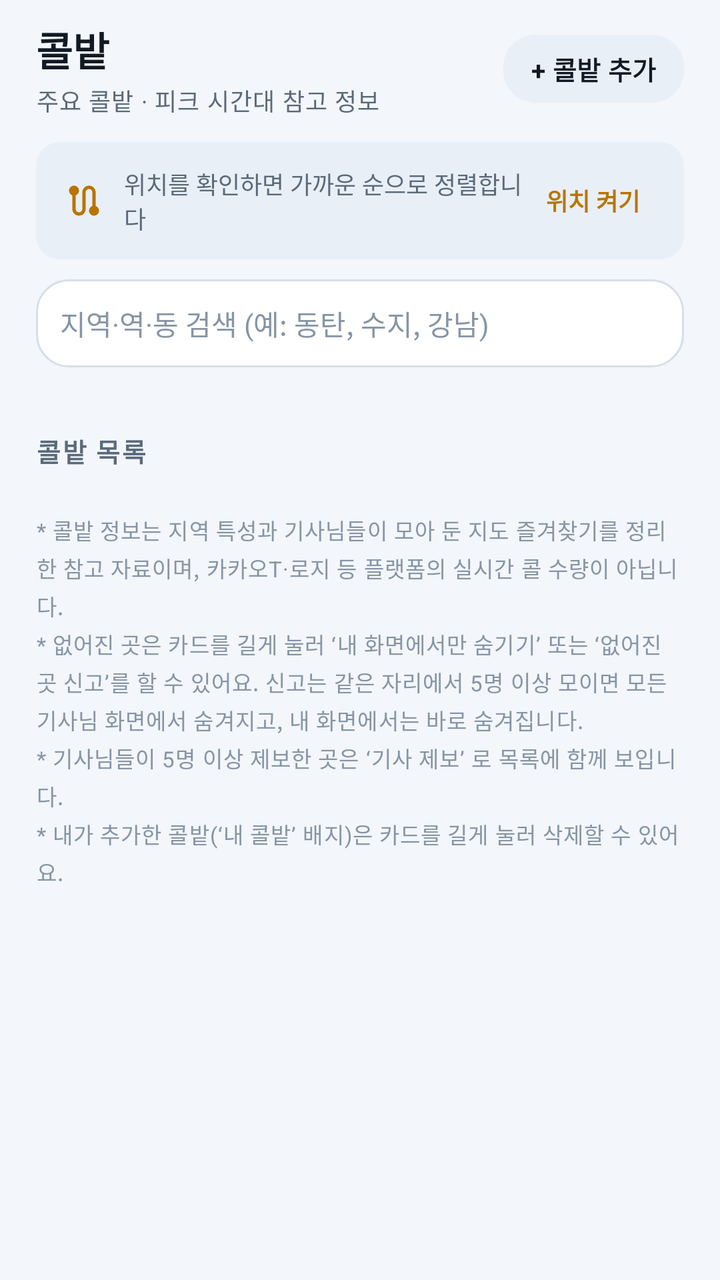
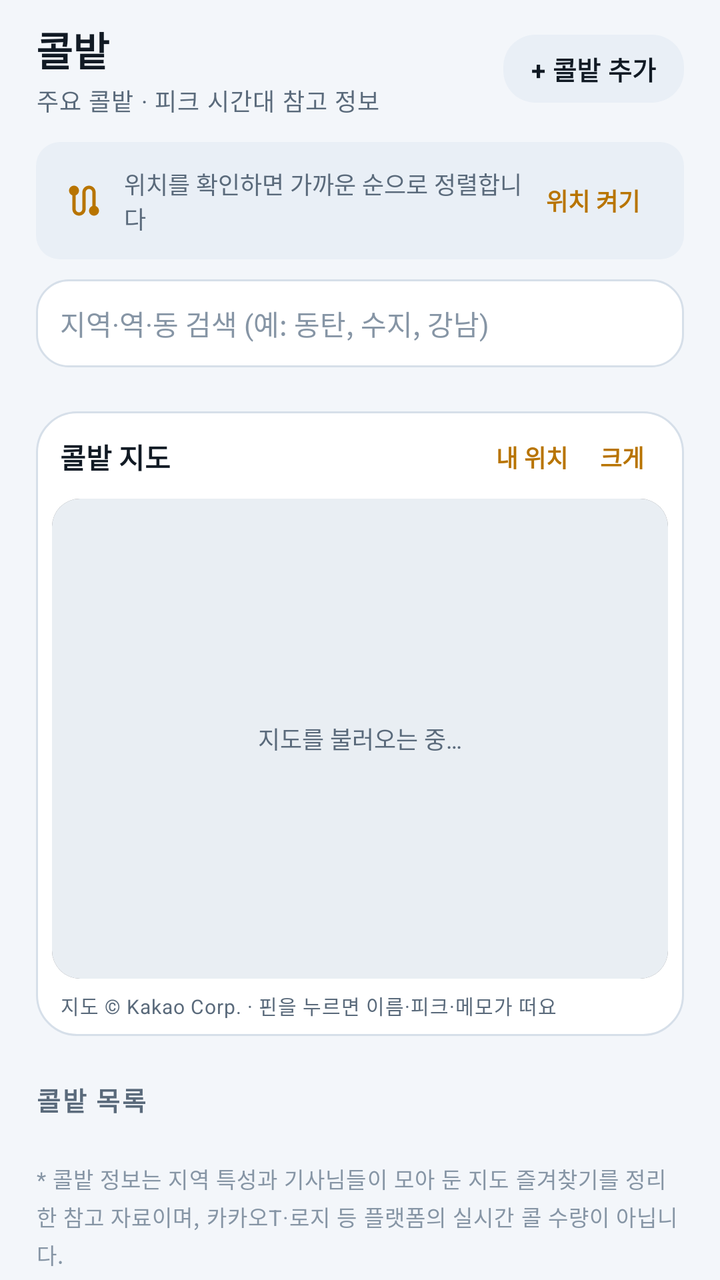

Two renders of the same Android screen: before a commit and after it. Below are the layout's source before the change and the commit's diff.
<!-- AndroidManifest.xml: application theme Theme.DaeriLedger -->
<!-- res/layout/screen_spots.xml -->
<?xml version="1.0" encoding="utf-8"?>
<FrameLayout xmlns:android="http://schemas.android.com/apk/res/android"
    xmlns:app="http://schemas.android.com/apk/res-auto"
    android:layout_width="match_parent"
    android:layout_height="match_parent">

    <androidx.core.widget.NestedScrollView
        android:id="@+id/spotsScroll"
        android:layout_width="match_parent"
        android:layout_height="match_parent"
        android:clipToPadding="false"
        android:fillViewport="true"
        android:scrollbars="none">

        <LinearLayout
            android:id="@+id/spotsColumn"
            android:layout_width="match_parent"
            android:layout_height="wrap_content"
            android:focusableInTouchMode="true"
            android:orientation="vertical"
            android:paddingBottom="28dp">

            <LinearLayout
                android:layout_width="match_parent"
                android:layout_height="wrap_content"
                android:gravity="center_vertical"
                android:orientation="horizontal"
                android:paddingHorizontal="18dp"
                android:paddingTop="10dp">

                <LinearLayout
                    android:layout_width="0dp"
                    android:layout_height="wrap_content"
                    android:layout_weight="1"
                    android:orientation="vertical">

                    <TextView
                        style="@style/Text.Daeri.Title"
                        android:layout_width="wrap_content"
                        android:layout_height="wrap_content"
                        android:text="콜밭" />

                    <TextView
                        android:id="@+id/spotsSubtitle"
                        style="@style/Text.Daeri.Label"
                        android:layout_width="wrap_content"
                        android:layout_height="wrap_content"
                        android:layout_marginTop="2dp"
                        android:text="주요 콜밭 · 피크 시간대 참고 정보" />
                </LinearLayout>

                
                <com.google.android.material.button.MaterialButton
                    android:id="@+id/addSpotButton"
                    style="@style/Widget.Daeri.Button.Tonal"
                    android:layout_width="wrap_content"
                    android:layout_height="42dp"
                    android:minHeight="42dp"
                    android:paddingHorizontal="14dp"
                    android:text="+ 콜밭 추가"
                    android:textSize="13sp" />
            </LinearLayout>

            
            <LinearLayout
                android:id="@+id/locationCard"
                android:layout_width="match_parent"
                android:layout_height="wrap_content"
                android:layout_marginHorizontal="18dp"
                android:layout_marginTop="12dp"
                android:background="@drawable/bg_chip_soft"
                android:gravity="center_vertical"
                android:orientation="horizontal"
                android:paddingHorizontal="14dp"
                android:paddingVertical="12dp">

                <ImageView
                    android:layout_width="20dp"
                    android:layout_height="20dp"
                    android:contentDescription="@null"
                    android:src="@drawable/ic_route"
                    app:tint="@color/accent" />

                <TextView
                    android:id="@+id/locationText"
                    android:layout_width="0dp"
                    android:layout_height="wrap_content"
                    android:layout_marginStart="10dp"
                    android:layout_weight="1"
                    android:text="위치를 확인하면 가까운 순으로 정렬합니다"
                    android:textColor="@color/text_secondary"
                    android:textSize="12sp" />

                <TextView
                    android:id="@+id/locationAction"
                    android:layout_width="wrap_content"
                    android:layout_height="wrap_content"
                    android:background="?attr/selectableItemBackground"
                    android:paddingHorizontal="8dp"
                    android:paddingVertical="6dp"
                    android:text="위치 켜기"
                    android:textColor="@color/accent"
                    android:textSize="12sp"
                    android:textStyle="bold" />
            </LinearLayout>

            
            <LinearLayout
                android:layout_width="match_parent"
                android:layout_height="wrap_content"
                android:layout_marginHorizontal="18dp"
                android:layout_marginTop="10dp"
                android:background="@drawable/bg_amount_field"
                android:gravity="center_vertical"
                android:orientation="horizontal"
                android:paddingHorizontal="12dp">

                <EditText
                    android:id="@+id/spotSearch"
                    android:layout_width="0dp"
                    android:layout_height="44dp"
                    android:layout_weight="1"
                    android:background="@null"
                    android:hint="지역·역·동 검색 (예: 동탄, 수지, 강남)"
                    android:imeOptions="actionSearch"
                    android:importantForAutofill="no"
                    android:inputType="text"
                    android:maxLength="24"
                    android:paddingVertical="0dp"
                    android:singleLine="true"
                    android:textColor="@color/text_primary"
                    android:textColorHint="@color/text_tertiary"
                    android:textSize="14sp" />

                <ImageView
                    android:id="@+id/spotSearchClear"
                    android:layout_width="28dp"
                    android:layout_height="28dp"
                    android:background="?attr/selectableItemBackgroundBorderless"
                    android:contentDescription="검색어 지우기"
                    android:padding="6dp"
                    android:src="@drawable/ic_close"
                    android:visibility="gone"
                    app:tint="@color/text_tertiary" />
            </LinearLayout>

            
            <HorizontalScrollView
                android:layout_width="match_parent"
                android:layout_height="wrap_content"
                android:layout_marginTop="10dp"
                android:clipToPadding="false"
                android:paddingHorizontal="18dp"
                android:scrollbars="none">

                <com.google.android.material.chip.ChipGroup
                    android:id="@+id/regionChips"
                    android:layout_width="wrap_content"
                    android:layout_height="wrap_content"
                    app:chipSpacingHorizontal="8dp"
                    app:singleLine="true"
                    app:singleSelection="true" />
            </HorizontalScrollView>

            
            <TextView
                android:id="@+id/hiddenInfo"
                android:layout_width="wrap_content"
                android:layout_height="wrap_content"
                android:layout_marginHorizontal="18dp"
                android:layout_marginTop="8dp"
                android:background="?attr/selectableItemBackgroundBorderless"
                android:paddingVertical="4dp"
                android:text="숨긴 콜밭 0곳 · 되돌리기"
                android:textColor="@color/text_tertiary"
                android:textSize="11sp"
                android:visibility="gone" />

            
            <LinearLayout
                android:layout_width="match_parent"
                android:layout_height="wrap_content"
                android:gravity="center_vertical"
                android:orientation="horizontal"
                android:paddingHorizontal="18dp"
                android:paddingTop="22dp"
                android:paddingBottom="4dp">

                <TextView
                    style="@style/Text.Daeri.Section"
                    android:layout_width="0dp"
                    android:layout_height="wrap_content"
                    android:layout_weight="1"
                    android:text="콜밭 목록" />

                <TextView
                    android:id="@+id/nearbyCountText"
                    style="@style/Text.Daeri.Label"
                    android:layout_width="wrap_content"
                    android:layout_height="wrap_content"
                    android:text="" />
            </LinearLayout>

            <LinearLayout
                android:id="@+id/nearbyColumn"
                android:layout_width="match_parent"
                android:layout_height="wrap_content"
                android:orientation="vertical" />

            
            <com.google.android.material.button.MaterialButton
                android:id="@+id/moreSpotsButton"
                style="@style/Widget.Daeri.Button.Tonal"
                android:layout_width="match_parent"
                android:layout_height="48dp"
                android:layout_marginHorizontal="18dp"
                android:layout_marginTop="6dp"
                android:minHeight="48dp"
                android:text="나머지 콜밭 더 보기"
                android:textSize="13sp"
                android:visibility="gone" />

            <TextView
                style="@style/Text.Daeri.Label"
                android:layout_width="match_parent"
                android:layout_height="wrap_content"
                android:layout_marginHorizontal="18dp"
                android:layout_marginTop="18dp"
                android:lineSpacingExtra="3dp"
                android:text="* 콜밭 정보는 지역 특성과 기사님들이 모아 둔 지도 즐겨찾기를 정리한 참고 자료이며, 카카오T·로지 등 플랫폼의 실시간 콜 수량이 아닙니다.&#10;* 없어진 곳은 카드를 길게 눌러 ‘내 화면에서만 숨기기’ 또는 ‘없어진 곳 신고’를 할 수 있어요. 신고는 같은 자리에서 5명 이상 모이면 모든 기사님 화면에서 숨겨지고, 내 화면에서는 바로 숨겨집니다.&#10;* 기사님들이 5명 이상 제보한 곳은 ‘기사 제보’ 로 목록에 함께 보입니다.&#10;* 내가 추가한 콜밭(‘내 콜밭’ 배지)은 카드를 길게 눌러 삭제할 수 있어요."
                android:textColor="@color/text_tertiary"
                android:textSize="11sp" />

        </LinearLayout>
    </androidx.core.widget.NestedScrollView>

</FrameLayout>
<!-- resources referenced by this layout -->
<resources>
  <color name="accent">#B87400</color>
  <color name="text_primary">#111A24</color>
  <color name="text_secondary">#5A6A7B</color>
  <color name="text_tertiary">#8695A5</color>
  <!-- drawable bg_amount_field (drawable) -->
  <?xml version="1.0" encoding="utf-8"?>
  <shape xmlns:android="http://schemas.android.com/apk/res/android" android:shape="rectangle">
      <solid android:color="@color/surface" />
      <corners android:radius="16dp" />
      <stroke android:width="1dp" android:color="@color/outline" />
  </shape>
  <!-- drawable bg_chip_soft (drawable) -->
  <?xml version="1.0" encoding="utf-8"?>
  <shape xmlns:android="http://schemas.android.com/apk/res/android" android:shape="rectangle">
      <solid android:color="@color/surface_high" />
      <corners android:radius="12dp" />
  </shape>
  <style name="Text.Daeri.Label" parent="TextAppearance.Material3.BodySmall">
          <item name="android:textSize">12sp</item>
          <item name="android:textColor">@color/text_secondary</item>
      </style>
  <style name="Text.Daeri.Section" parent="TextAppearance.Material3.TitleSmall">
          <item name="android:textSize">13sp</item>
          <item name="android:letterSpacing">0.06</item>
          <item name="android:textColor">@color/text_secondary</item>
          <item name="android:textStyle">bold</item>
      </style>
  <style name="Text.Daeri.Title" parent="TextAppearance.Material3.TitleLarge">
          <item name="android:textSize">20sp</item>
          <item name="android:textStyle">bold</item>
          <item name="android:textColor">@color/text_primary</item>
      </style>
  <style name="Theme.DaeriLedger" parent="Theme.DaeriLedger.Base" />
  <color name="surface">#FFFFFF</color>
  <color name="outline">#D6DFE9</color>
  <color name="surface_high">#E9EFF6</color>
  <color name="on_accent">#FFFFFF</color>
  <color name="accent_dim">#FFF0D2</color>
  <color name="profit">#0E8A4F</color>
  <color name="profit_dim">#E1F6EB</color>
  <color name="chart_bar">#2E6BC4</color>
  <color name="bg">#F3F6FA</color>
  <color name="surface_alt">#FFFFFF</color>
  <color name="divider">#E7EDF4</color>
  <color name="loss">#C93A3A</color>
  <style name="ThemeOverlay.Daeri.BottomSheet" parent="ThemeOverlay.Material3.BottomSheetDialog">
          <item name="colorSurface">@color/surface_alt</item>
          <item name="bottomSheetStyle">@style/Widget.Daeri.BottomSheet</item>
      </style>
  <style name="Shape.Daeri.ExtraSmall" parent="ShapeAppearance.Material3.Corner.ExtraSmall">
          <item name="cornerSize">8dp</item>
      </style>
  <style name="Shape.Daeri.Small" parent="ShapeAppearance.Material3.Corner.Small">
          <item name="cornerSize">12dp</item>
      </style>
  <style name="Shape.Daeri.Medium" parent="ShapeAppearance.Material3.Corner.Medium">
          <item name="cornerSize">18dp</item>
      </style>
  <style name="Shape.Daeri.Large" parent="ShapeAppearance.Material3.Corner.Large">
          <item name="cornerSize">26dp</item>
      </style>
  <style name="Widget.Daeri.BottomSheet" parent="Widget.Material3.BottomSheet.Modal">
          <item name="shapeAppearance">@style/Shape.Daeri.Large</item>
          <item name="backgroundTint">@color/surface_alt</item>
      </style>
  <!-- unchanged entries left out for length: 5 -->
</resources>

<!-- the commit's change to res/layout/screen_spots.xml (unified diff, before → after) -->
@@ -178,6 +178,210 @@
 
             
             <LinearLayout
+                android:id="@+id/mapCard"
+                android:layout_width="match_parent"
+                android:layout_height="wrap_content"
+                android:layout_marginHorizontal="18dp"
+                android:layout_marginTop="12dp"
+                android:background="@drawable/bg_card_soft"
+                android:orientation="vertical"
+                android:padding="8dp">
+
+                <LinearLayout
+                    android:layout_width="match_parent"
+                    android:layout_height="wrap_content"
+                    android:gravity="center_vertical"
+                    android:orientation="horizontal"
+                    android:paddingHorizontal="4dp"
+                    android:paddingBottom="6dp">
+
+                    <TextView
+                        android:layout_width="0dp"
+                        android:layout_height="wrap_content"
+                        android:layout_weight="1"
+                        android:text="콜밭 지도"
+                        android:textColor="@color/text_primary"
+                        android:textSize="14sp"
+                        android:textStyle="bold" />
+
+                    <TextView
+                        android:id="@+id/mapCountLabel"
+                        style="@style/Text.Daeri.Label"
+                        android:layout_width="wrap_content"
+                        android:layout_height="wrap_content"
+                        android:layout_marginEnd="6dp"
+                        android:text="" />
+
+                    <TextView
+                        android:id="@+id/mapMyLocation"
+                        android:layout_width="wrap_content"
+                        android:layout_height="wrap_content"
+                        android:background="?attr/selectableItemBackground"
+                        android:paddingHorizontal="8dp"
+                        android:paddingVertical="6dp"
+                        android:text="내 위치"
+                        android:textColor="@color/accent"
+                        android:textSize="12sp"
+                        android:textStyle="bold" />
+
+                    <TextView
+                        android:id="@+id/mapToggle"
+                        android:layout_width="wrap_content"
+                        android:layout_height="wrap_content"
+                        android:background="?attr/selectableItemBackground"
+                        android:paddingHorizontal="8dp"
+                        android:paddingVertical="6dp"
+                        android:text="크게"
+                        android:textColor="@color/accent"
+                        android:textSize="12sp"
+                        android:textStyle="bold" />
+                </LinearLayout>
+
+                <FrameLayout
+                    android:id="@+id/mapFrame"
+                    android:layout_width="match_parent"
+                    android:layout_height="240dp"
+                    android:background="@drawable/bg_map_frame"
+                    android:clipToOutline="true">
+
+                    <WebView
+                        android:id="@+id/mapWeb"
+                        android:layout_width="match_parent"
+                        android:layout_height="match_parent" />
+
+                    <TextView
+                        android:id="@+id/mapLoading"
+                        android:layout_width="match_parent"
+                        android:layout_height="match_parent"
+                        android:background="#E9EEF3"
+                        android:gravity="center"
+                        android:text="지도를 불러오는 중…"
+                        android:textColor="#5A6A7B"
+                        android:textSize="12sp" />
+
+                    
+                    <LinearLayout
+                        android:id="@+id/mapErrorBox"
+                        android:layout_width="match_parent"
+                        android:layout_height="match_parent"
+                        android:background="#E9EEF3"
+                        android:gravity="center"
+                        android:orientation="vertical"
+                        android:padding="16dp"
+                        android:visibility="gone">
+
+                        <TextView
+                            android:id="@+id/mapErrorText"
+                            android:layout_width="wrap_content"
+                            android:layout_height="wrap_content"
+                            android:gravity="center"
+                            android:lineSpacingExtra="2dp"
+                            android:text="카카오맵을 불러오지 못했어요.&#10;아래 콜밭 목록으로도 볼 수 있어요."
+                            android:textColor="#5A6A7B"
+                            android:textSize="12sp" />
+
+                        <com.google.android.material.button.MaterialButton
+                            android:id="@+id/mapRetryButton"
+                            style="@style/Widget.Daeri.Button.Tonal"
+                            android:layout_width="wrap_content"
+                            android:layout_height="40dp"
+                            android:layout_marginTop="8dp"
+                            android:minHeight="40dp"
+                            android:text="다시 시도"
+                            android:textSize="12sp" />
+                    </LinearLayout>
+
+                    
+                    <LinearLayout
+                        android:id="@+id/mapPinCard"
+                        android:layout_width="match_parent"
+                        android:layout_height="wrap_content"
+                        android:layout_gravity="bottom"
+                        android:layout_margin="8dp"
+                        android:background="@drawable/bg_card_soft"
+                        android:elevation="6dp"
+                        android:orientation="vertical"
+                        android:padding="12dp"
+                        android:visibility="gone">
+
+                        <TextView
+                            android:id="@+id/mapPinName"
+                            android:layout_width="match_parent"
+                            android:layout_height="wrap_content"
+                            android:ellipsize="end"
+                            android:maxLines="1"
+                            android:textColor="@color/text_primary"
+                            android:textSize="15sp"
+                            android:textStyle="bold" />
+
+                        <TextView
+                            android:id="@+id/mapPinMeta"
+                            android:layout_width="match_parent"
+                            android:layout_height="wrap_content"
+                            android:layout_marginTop="2dp"
+                            android:ellipsize="end"
+                            android:maxLines="1"
+                            android:textColor="@color/text_secondary"
+                            android:textSize="12sp" />
+
+                        <TextView
+                            android:id="@+id/mapPinMemo"
+                            android:layout_width="match_parent"
+                            android:layout_height="wrap_content"
+                            android:layout_marginTop="2dp"
+                            android:ellipsize="end"
+                            android:maxLines="2"
+                            android:textColor="@color/text_tertiary"
+                            android:textSize="12sp"
+                            android:visibility="gone" />
+
+                        <LinearLayout
+                            android:layout_width="match_parent"
+                            android:layout_height="wrap_content"
+                            android:layout_marginTop="8dp"
+                            android:gravity="center_vertical"
+                            android:orientation="horizontal">
+
+                            <com.google.android.material.button.MaterialButton
+                                android:id="@+id/mapPinRoute"
+                                style="@style/Widget.Daeri.Button.Tonal"
+                                android:layout_width="wrap_content"
+                                android:layout_height="40dp"
+                                android:minHeight="40dp"
+                                android:paddingHorizontal="14dp"
+                                android:text="길찾기"
+                                android:textSize="12sp"
+                                app:icon="@drawable/ic_route"
+                                app:iconSize="15dp" />
+
+                            <TextView
+                                android:id="@+id/mapPinClose"
+                                android:layout_width="wrap_content"
+                                android:layout_height="wrap_content"
+                                android:layout_marginStart="6dp"
+                                android:background="?attr/selectableItemBackground"
+                                android:paddingHorizontal="10dp"
+                                android:paddingVertical="8dp"
+                                android:text="닫기"
+                                android:textColor="@color/text_secondary"
+                                android:textSize="12sp" />
+                        </LinearLayout>
+                    </LinearLayout>
+                </FrameLayout>
+
+                <TextView
+                    android:id="@+id/mapAttribution"
+                    style="@style/Text.Daeri.Label"
+                    android:layout_width="wrap_content"
+                    android:layout_height="wrap_content"
+                    android:layout_marginTop="6dp"
+                    android:paddingHorizontal="4dp"
+                    android:text="지도 © Kakao Corp. · 핀을 누르면 이름·피크·메모가 떠요"
+                    android:textSize="10sp" />
+            </LinearLayout>
+
+            
+            <LinearLayout
                 android:layout_width="match_parent"
                 android:layout_height="wrap_content"
                 android:gravity="center_vertical"
<!-- resource entries referenced after the edit -->
@@ -11,11 +11,25 @@
       <corners android:radius="16dp" />
       <stroke android:width="1dp" android:color="@color/outline" />
   </shape>
+  <!-- drawable bg_card_soft (drawable) -->
+  <?xml version="1.0" encoding="utf-8"?>
+  <shape xmlns:android="http://schemas.android.com/apk/res/android" android:shape="rectangle">
+      <solid android:color="@color/surface_alt" />
+      <corners android:radius="20dp" />
+      <stroke android:width="1dp" android:color="@color/outline" />
+  </shape>
   <!-- drawable bg_chip_soft (drawable) -->
   <?xml version="1.0" encoding="utf-8"?>
   <shape xmlns:android="http://schemas.android.com/apk/res/android" android:shape="rectangle">
       <solid android:color="@color/surface_high" />
       <corners android:radius="12dp" />
+  </shape>
+  <!-- drawable bg_map_frame (drawable) -->
+  <?xml version="1.0" encoding="utf-8"?>
+  <shape xmlns:android="http://schemas.android.com/apk/res/android"
+      android:shape="rectangle">
+      <solid android:color="#E9EEF3" />
+      <corners android:radius="14dp" />
   </shape>
   <style name="Text.Daeri.Label" parent="TextAppearance.Material3.BodySmall">
           <item name="android:textSize">12sp</item>
